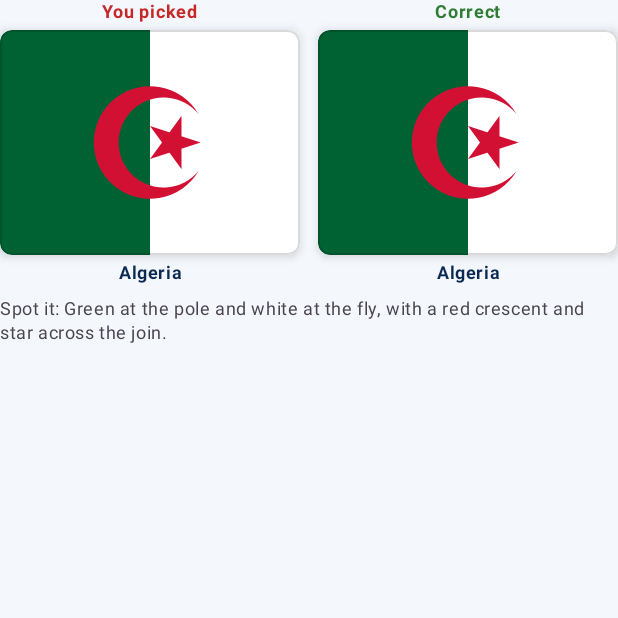
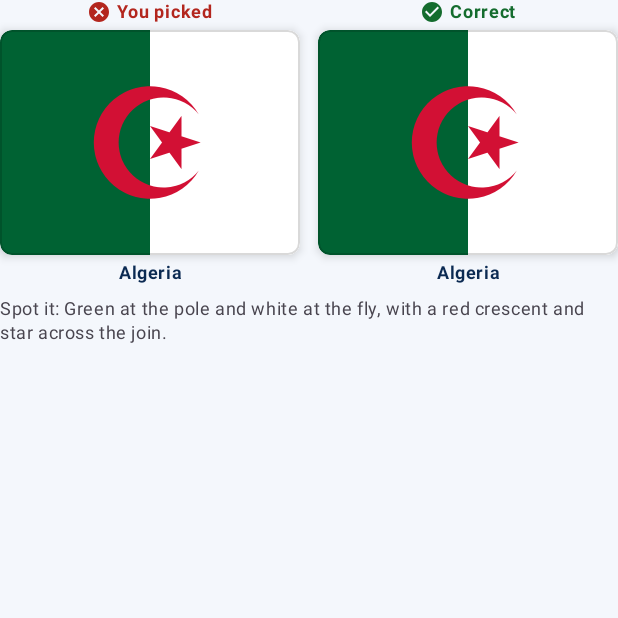
Before and after one commit to meh313/Guess-countries, an Android app built with Jetpack Compose: the composable MissComparison called with sample values from the repository, on a phone screen of 412 x 824 dp, the top half of it. Run offline under Robolectric (Android 15) with nearby library versions, the phone set to English and light mode, and no system bars; pictures from the network do not load.

Commit message:
Make the miss labels and the Explore hero readable in every theme
The "You picked" and "Correct" labels of a missed quiz answer reused the
answer list's #C62828 and #2E7D32. On the primary container they read
4.4:1 and 4.0:1 in the light theme and only 1.9:1 and 2.0:1 in the dark
one. Each container now gets a pair of its own, chosen by which pair
stands out more, so a wallpaper-coloured container on Android 12+ also
gets the right one. The labels now also carry a cross and a tick, so
colour is not the only cue.

The Explore hero drew white text over a 45% world map on the primary
colour. On the dark theme's light primary that was 1.8:1. The text now
uses onPrimary, and the map is dimmed to a 12% texture. At that strength
the title and subtitle stay at 4.5:1 or more over any pixel of the
picture, on the app's light and dark primaries and on the tone-based
wallpaper schemes. ThemeContrastTest works out both cases, and also pins
the old values as unreadable.

Co-Authored-By: Claude Opus 5.5 <noreply@anthropic.com>
Claude-Session: https://claude.ai/code/session_01RLSQSDuLv1FnhDenX77LVB

```diff
--- a/app/src/main/java/com/example/ui/components/MissComparison.kt
+++ b/app/src/main/java/com/example/ui/components/MissComparison.kt
@@ -7,13 +7,20 @@ import androidx.compose.foundation.layout.Row
 import androidx.compose.foundation.layout.Spacer
 import androidx.compose.foundation.layout.fillMaxWidth
 import androidx.compose.foundation.layout.padding
+import androidx.compose.foundation.layout.size
 import androidx.compose.foundation.layout.width
+import androidx.compose.material.icons.Icons
+import androidx.compose.material.icons.filled.Cancel
+import androidx.compose.material.icons.filled.CheckCircle
+import androidx.compose.material3.Icon
 import androidx.compose.material3.MaterialTheme
 import androidx.compose.material3.Text
 import androidx.compose.runtime.Composable
 import androidx.compose.ui.Alignment
 import androidx.compose.ui.Modifier
 import androidx.compose.ui.graphics.Color
+import androidx.compose.ui.graphics.luminance
+import androidx.compose.ui.graphics.vector.ImageVector
 import androidx.compose.ui.platform.testTag
 import androidx.compose.ui.res.stringResource
 import androidx.compose.ui.semantics.clearAndSetSemantics
@@ -25,6 +32,10 @@ import androidx.compose.ui.unit.dp
 import com.example.R
 import com.example.data.model.Country
 import com.example.data.model.TellApart
+import com.example.ui.theme.MissCorrectOnDark
+import com.example.ui.theme.MissCorrectOnLight
+import com.example.ui.theme.MissPickedOnDark
+import com.example.ui.theme.MissPickedOnLight
 
 /**
  * The teaching moment after a wrong text answer: the flag of the country that was picked beside the flag of the
@@ -59,8 +70,9 @@ fun MissComparison(
             horizontalArrangement = Arrangement.spacedBy(12.dp),
             verticalAlignment = Alignment.Top
         ) {
-            Side(label = stringResource(R.string.miss_you_picked), country = picked, caption = pickedCaption, tint = Color(0xFFC62828), modifier = Modifier.weight(1f))
-            Side(label = stringResource(R.string.miss_correct), country = correct, caption = correctCaption, tint = Color(0xFF2E7D32), modifier = Modifier.weight(1f))
+            val labels = MissLabelColours.on(MaterialTheme.colorScheme.primaryContainer)
+            Side(label = stringResource(R.string.miss_you_picked), icon = Icons.Default.Cancel, country = picked, caption = pickedCaption, tint = labels.picked, modifier = Modifier.weight(1f))
+            Side(label = stringResource(R.string.miss_correct), icon = Icons.Default.CheckCircle, country = correct, caption = correctCaption, tint = labels.correct, modifier = Modifier.weight(1f))
         }
         if (showMap) {
             Row(modifier = Modifier.fillMaxWidth().padding(top = 8.dp)) {
@@ -96,16 +108,40 @@ fun TellApartLine(text: String, modifier: Modifier = Modifier) {
     )
 }
 
+/**
+ * The colours of the two labels on [container] (the comparison sits on the primary container): the pair made for a
+ * light container or the one made for a dark container, whichever stands out more from it, so a wallpaper-coloured
+ * container (Android 12+) gets the right one too.
+ */
+internal data class MissLabelColours(val picked: Color, val correct: Color) {
+    companion object {
+        private val forLight = MissLabelColours(MissPickedOnLight, MissCorrectOnLight)
+        private val forDark = MissLabelColours(MissPickedOnDark, MissCorrectOnDark)
+
+        fun on(container: Color): MissLabelColours =
+            if (contrast(forLight.picked, container) >= contrast(forDark.picked, container)) forLight else forDark
+
+        private fun contrast(a: Color, b: Color): Float {
+            val (lighter, darker) = listOf(a.luminance(), b.luminance()).sortedDescending()
+            return (lighter + 0.05f) / (darker + 0.05f)
+        }
+    }
+}
+
+/** One side: its label (with a cross or a tick, so the colour is not the only cue), the flag and what it stands for. */
 @Composable
-private fun Side(label: String, country: Country, caption: String, tint: Color, modifier: Modifier = Modifier) {
+private fun Side(label: String, icon: ImageVector, country: Country, caption: String, tint: Color, modifier: Modifier = Modifier) {
     Column(modifier = modifier, horizontalAlignment = Alignment.CenterHorizontally) {
-        Text(
-            text = label,
-            style = MaterialTheme.typography.labelMedium,
-            fontWeight = FontWeight.Bold,
-            color = tint,
-            modifier = Modifier.padding(bottom = 4.dp)
-        )
+        Row(verticalAlignment = Alignment.CenterVertically, modifier = Modifier.padding(bottom = 4.dp)) {
+            Icon(imageVector = icon, contentDescription = null, tint = tint, modifier = Modifier.size(16.dp))
+            Spacer(modifier = Modifier.width(4.dp))
+            Text(
+                text = label,
+                style = MaterialTheme.typography.labelMedium,
+                fontWeight = FontWeight.Bold,
+                color = tint
+            )
+        }
         FlagView(country = country, modifier = Modifier.fillMaxWidth(), contentDescription = null, thumbnail = true)
         Text(
             text = caption,
--- a/app/src/main/java/com/example/ui/theme/Color.kt
+++ b/app/src/main/java/com/example/ui/theme/Color.kt
@@ -34,6 +34,14 @@ val StreakColor = AfricaColor
 val NeedsPracticeColor = AsiaColor
 val MasteredColor = AmericasColor
 
+// The "You picked" and "Correct" labels of a miss, on the primary container: the answer list's red and green are too
+// light for the light container and far too dark for the dark one, so each container gets a pair of its own (both at
+// least 4.5:1 there, ThemeContrastTest).
+val MissPickedOnLight = Color(0xFFB3261E)
+val MissCorrectOnLight = Color(0xFF146C2E)
+val MissPickedOnDark = Color(0xFFFFB4AB)
+val MissCorrectOnDark = Color(0xFFA5D6A7)
+
 // Container roles, so Material does not fall back to its default lavender palette
 val LightPrimaryContainer = Color(0xFFD7E5F8)
 val LightOnPrimaryContainer = Color(0xFF0B2A52)
```
Also changed, not shown: app/src/main/java/com/example/ui/screens/ExploreScreen.kt (+12 -3 lines), 1 other file.
